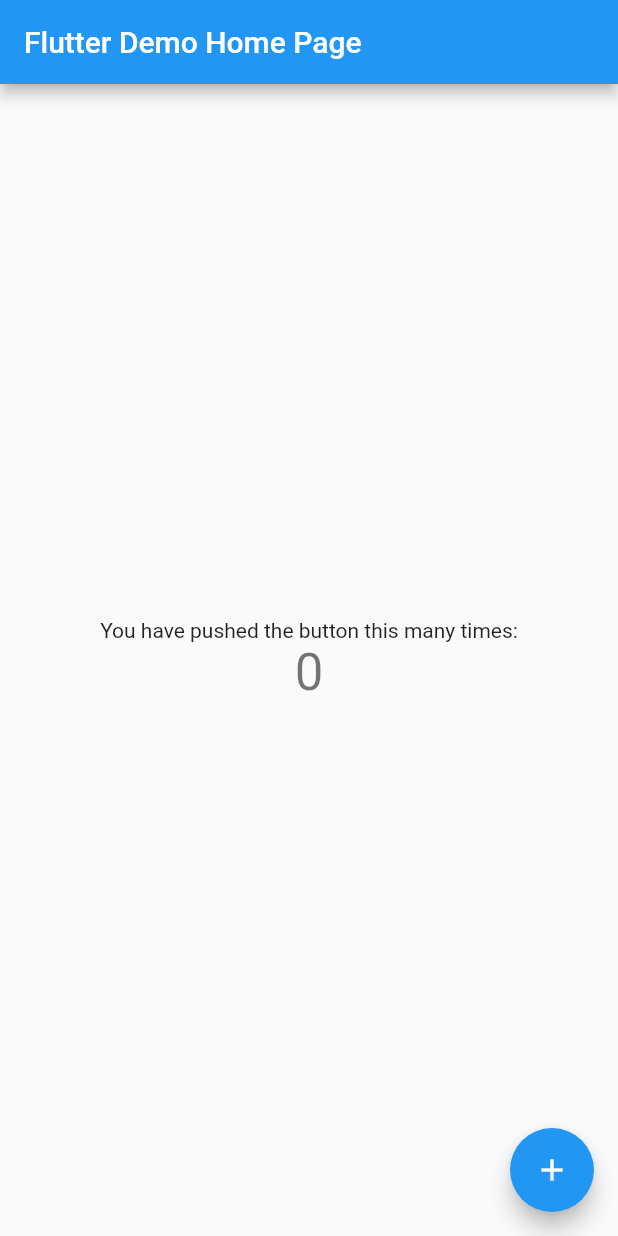
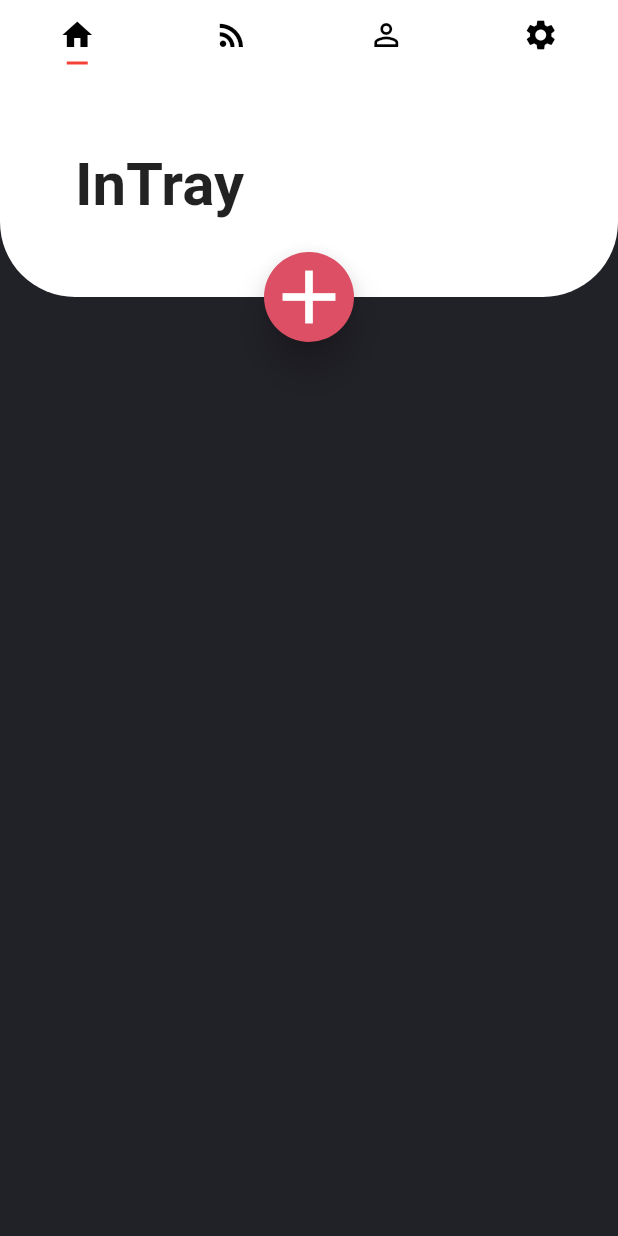
Before and after one commit to maurosilvarojas/TaskManager, a Flutter app: the screen it shows after launch, on a phone screen of 412 x 824 dp. Run offline on Flutter 3.47's test engine with Material 2 defaults, Android fonts, the phone set to English and light mode, and no system bars; Roboto replaces fonts that are missing (Avenir).

Commit message:
UI_ create navigation bar

```diff
--- a/lib/main.dart
+++ b/lib/main.dart
@@ -1,4 +1,5 @@
 import 'package:flutter/material.dart';
+import 'models/global.dart';
 
 void main() => runApp(MyApp());
 
@@ -6,11 +7,12 @@ class MyApp extends StatelessWidget {
   @override
   Widget build(BuildContext context) {
     return MaterialApp(
+      debugShowCheckedModeBanner: false,
       title: 'Flutter Demo',
       theme: ThemeData(
         primarySwatch: Colors.blue,
       ),
-      home: MyHomePage(title: 'Flutter Demo Home Page'),
+      home: MyHomePage(title: 'Task MGMT'),
     );
   }
 }
@@ -34,28 +36,107 @@ class _MyHomePageState extends State<MyHomePage> {
 
   @override
   Widget build(BuildContext context) {
-    return Scaffold(
-      appBar: AppBar(
-        title: Text(widget.title),
-      ),
-      body: Center(
-        child: Column(
-          mainAxisAlignment: MainAxisAlignment.center,
-          children: <Widget>[
-            Text(
-              'You have pushed the button this many times:',
+    var half = MediaQuery.of(context).size.width;
+    return MaterialApp(
+      color: Colors.yellow,
+      home: SafeArea(
+        child: DefaultTabController(
+          length: 4,
+          child: new Scaffold(
+            body: Stack(
+              children: <Widget>[
+                TabBarView(
+                  children: [
+                    new Container(
+                      color: darkGreyColor,
+                    ),
+                    new Container(
+                      color: darkGreyColor,
+                    ),
+                    new Container(
+                      color: darkGreyColor,
+                    ),
+                    new Container(
+                      color: darkGreyColor,
+                    ),
+                  ],
+                ),
+                Container(
+                  padding: EdgeInsets.only(left: 50),
+                  height: 150,
+                  //color: Colors.white,
+                  decoration: new BoxDecoration(
+                    color: Colors.white,
+                    borderRadius: new BorderRadius.only(
+                      bottomLeft: const Radius.circular(50.0),
+                      bottomRight: const Radius.circular(50.0),
+                    ),
+                  ),
+                  child: Row(
+                    mainAxisAlignment: MainAxisAlignment.spaceBetween,
+                    children: <Widget>[
+                      Text('InTray', style: intrayTitleStyle),
+                      Container(
+                          //color: Colors.pink,
+                          ),
+                    ],
+                  ),
+                ),
+                Container(
+                    margin: EdgeInsets.only(top: 120, left: (half * 0.5) - 30),
+                    child: Container(
+                      height: 60,
+                      width: 60,
+                      child: FloatingActionButton(
+                        child: Icon(
+                          Icons.add,
+                          size: 60,
+                        ),
+                        elevation: 10,
+                        backgroundColor: redColor,
+                        onPressed: () {
+                          print('dont touch me');
+                        },
+                      ),
+                    )),
+              ],
             ),
-            Text(
-              '$_counter',
-              style: Theme.of(context).textTheme.display1,
+            appBar: new TabBar(
+              tabs: [
+                Tab(
+                  icon: new Icon(
+                    Icons.home,
+                    color: Colors.black,
+                  ),
+                ),
+                Tab(
+                  icon: new Icon(
+                    Icons.rss_feed,
+                    color: Colors.black,
+                  ),
+                ),
+                Tab(
+                  icon: new Icon(
+                    Icons.perm_identity,
+                    color: Colors.black,
+                  ),
+                ),
+                Tab(
+                  icon: new Icon(
+                    Icons.settings,
+                    color: Colors.black,
+                  ),
+                )
+              ],
+              labelColor: darkGreyColor,
+              unselectedLabelColor: Colors.blue,
+              indicatorSize: TabBarIndicatorSize.label,
+              indicatorPadding: EdgeInsets.all(5.0),
+              indicatorColor: Colors.red,
             ),
-          ],
+            backgroundColor: Colors.white,
+          ),
         ),
-      ),
-      floatingActionButton: FloatingActionButton(
-        onPressed: _incrementCounter,
-        tooltip: 'Increment',
-        child: Icon(Icons.add),
       ),
     );
   }
--- /dev/null
+++ b/lib/models/global.dart
@@ -0,0 +1,7 @@
+import 'package:flutter/material.dart';
+
+Color darkGreyColor = new Color(0xFF212128);
+Color redColor = new Color(0xFFDC4F64);
+
+TextStyle intrayTitleStyle = new TextStyle(
+    fontFamily: 'Avenir', fontSize: 40, fontWeight: FontWeight.bold);
```
